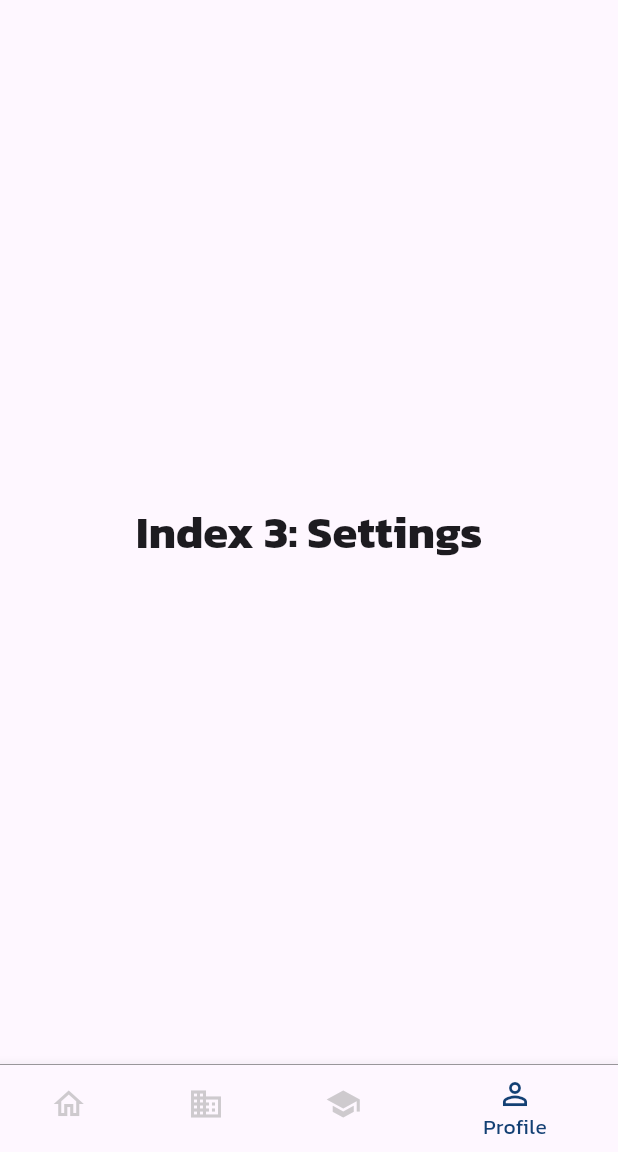
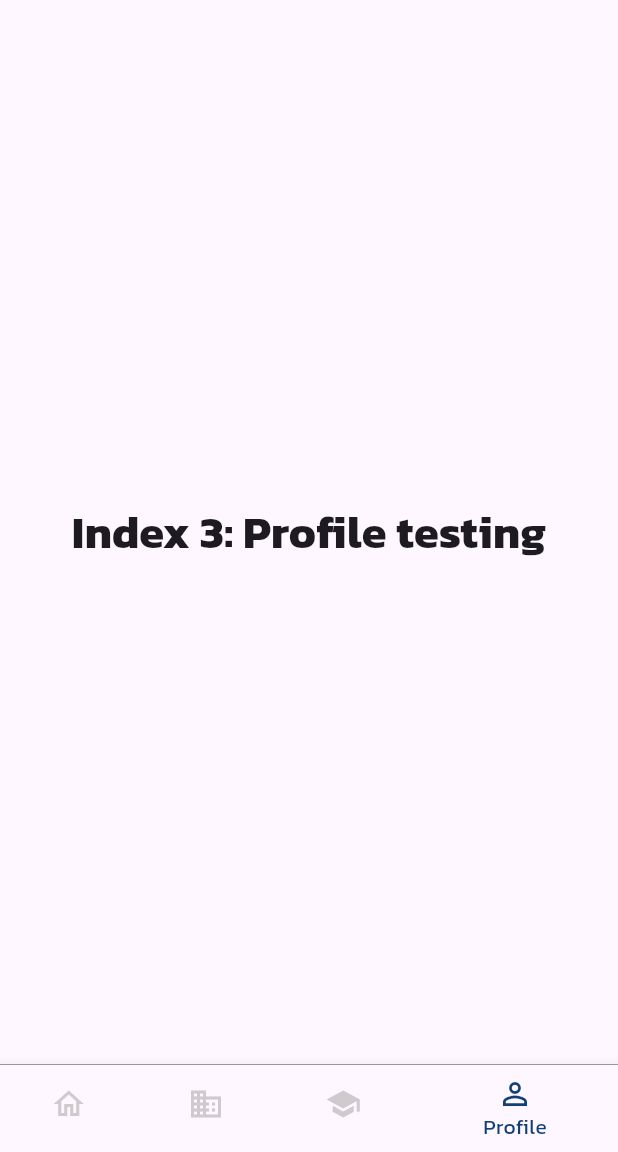
Before and after one commit to WarodomBoonpradit/flutter_project, a Flutter app: the screen it shows after launch, item 4 of the bottom bar chosen, on a phone screen of 412 x 824 dp, the part 84-1236 px from its top. Run offline on Flutter 3.47's test engine with Material 3 defaults, Android fonts, the phone set to English and light mode, and no system bars.

```diff
--- /dev/null
+++ b/lib/components/profile.dart
@@ -0,0 +1,15 @@
+import 'package:flutter/material.dart';
+
+class Profile extends StatelessWidget {
+  const Profile({Key? key}) : super(key: key);
+
+  @override
+  Widget build(BuildContext context) {
+    return const Center(
+      child: Text(
+        'Index 3: Profile testing',
+        style: TextStyle(fontSize: 30, fontWeight: FontWeight.bold),
+      ),
+    );
+  }
+}
--- a/lib/homeScreen.dart
+++ b/lib/homeScreen.dart
@@ -1,5 +1,7 @@
 import 'package:flutter/material.dart';
 import 'package:flutter/cupertino.dart';
+import 'package:flutter_project/components/home.dart';
+import 'package:flutter_project/components/profile.dart';
 
 
 class HomeScreen extends StatefulWidget {
@@ -13,10 +15,10 @@ class _HomeScreenState extends State<HomeScreen> {
   int _selectedIndex = 0;
 
   final List<Widget> _widgetOptions = <Widget>[
-    HomeTab(),
+    const Home(),
     BusinessTab(),
     SchoolTab(),
-    SettingsTab(),
+    const Profile(),
   ];
 
   void _onItemTapped(int index) {
@@ -89,17 +91,7 @@ class _HomeScreenState extends State<HomeScreen> {
   }
 }
 
-class HomeTab extends StatelessWidget {
-  @override
-  Widget build(BuildContext context) {
-    return const Center(
-      child: Text(
-        'Index 0: Home',
-        style: TextStyle(fontSize: 30, fontWeight: FontWeight.bold),
-      ),
-    );
-  }
-}
+
 
 class BusinessTab extends StatelessWidget {
   @override
@@ -124,15 +116,3 @@ class SchoolTab extends StatelessWidget {
     );
   }
 }
-
-class SettingsTab extends StatelessWidget {
-  @override
-  Widget build(BuildContext context) {
-    return const Center(
-      child: Text(
-        'Index 3: Settings',
-        style: TextStyle(fontSize: 30, fontWeight: FontWeight.bold),
-      ),
-    );
-  }
-}
```
Also changed, not shown: lib/components/home.dart (added, +15 -0 lines).
